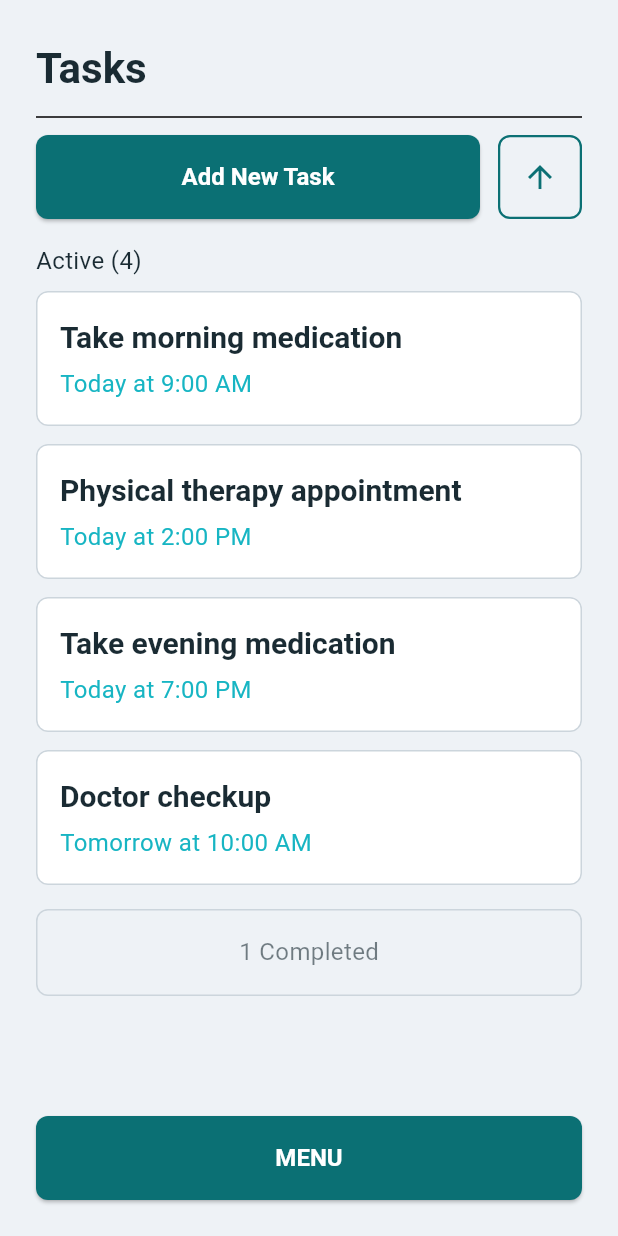
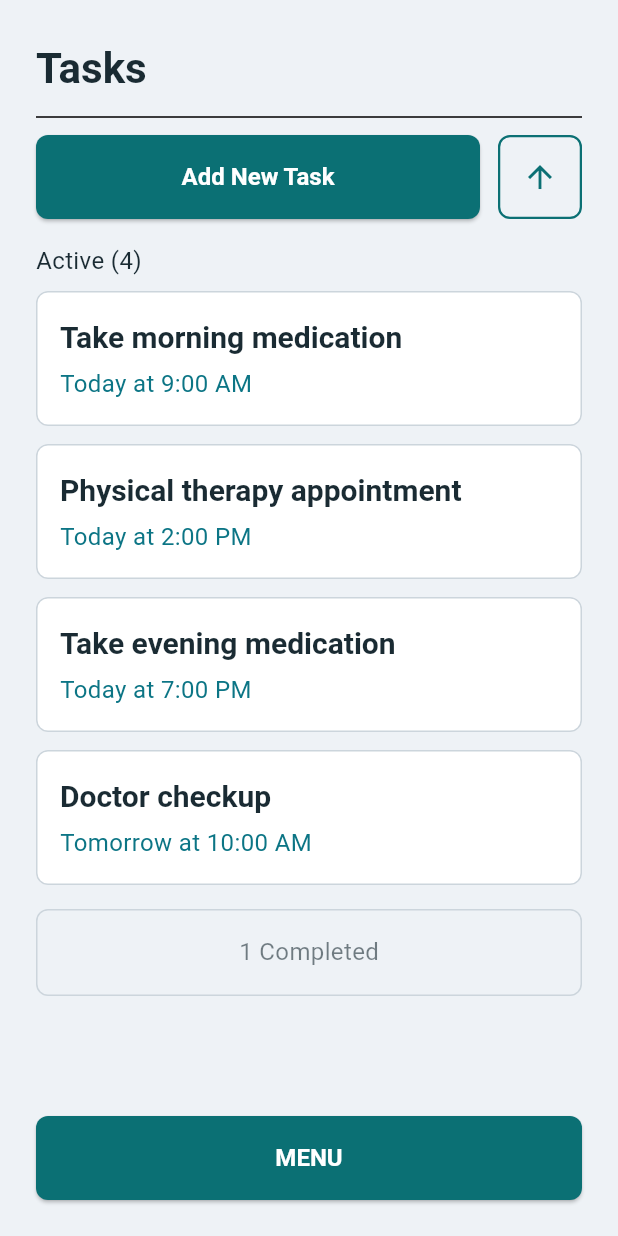
Before and after one commit to SWEN661-Summer2026-Group5/CareConnectApp, a Flutter app: the TaskListScreen screen opened directly, on a phone screen of 412 x 824 dp. Run offline on Flutter 3.47's test engine with Material 3 defaults, Android fonts, the phone set to English and light mode, and no system bars.

Commit message:
fix: add accessibility semantics to sort button and completed-toggle, fix secondary color contrast (WCAG AA)

```diff
--- a/care_connect_app/lib/main.dart
+++ b/care_connect_app/lib/main.dart
@@ -204,7 +204,7 @@ class AppStateScope extends InheritedNotifier<AppState> {
 // ─── Theme ────────────────────────────────────────────────────────────────────
 
 const _primaryTeal = Color(0xFF0B7074);
-const _accentCyan = Color(0xFF17B5C3);
+const _accentCyan = Color(0xFF0C7585);
 const _bgLight = Color(0xFFEEF2F6);
 
 ThemeData buildTheme(ContrastOption contrast) {
@@ -323,7 +323,7 @@ class _CareConnectAppState extends State<CareConnectApp> {
         home: const LoginScreen(),
         builder: (ctx, child) => ListenableBuilder(
           listenable: _appState,
-          builder: (_, __) => Theme(
+          builder: (_, _) => Theme(
             data: buildTheme(_appState.contrastOption),
             child: MediaQuery(
               data: MediaQuery.of(ctx).copyWith(
--- a/care_connect_app/lib/screens/contacts.dart
+++ b/care_connect_app/lib/screens/contacts.dart
@@ -44,7 +44,7 @@ class ContactListScreen extends StatelessWidget {
               Expanded(
                 child: ListView.separated(
                   itemCount: contacts.length,
-                  separatorBuilder: (_, __) => const SizedBox(height: 12),
+                  separatorBuilder: (_, _) => const SizedBox(height: 12),
                   itemBuilder: (_, i) {
                     final c = contacts[i];
                     return Card(
--- a/care_connect_app/lib/screens/tasks.dart
+++ b/care_connect_app/lib/screens/tasks.dart
@@ -165,8 +165,13 @@ class _CompletedToggle extends StatelessWidget {
   @override
   Widget build(BuildContext context) {
     final theme = Theme.of(context);
-    return GestureDetector(
+    return Semantics(
+      button: true,
+      label: '$count completed tasks',
+      expanded: expanded,
+      child: InkWell(
         onTap: onTap,
+        borderRadius: BorderRadius.circular(8),
         child: Container(
           padding: const EdgeInsets.symmetric(vertical: 16),
           decoration: BoxDecoration(
@@ -182,6 +187,7 @@ class _CompletedToggle extends StatelessWidget {
             ),
           ),
         ),
+      ),
     );
   }
 }
@@ -193,7 +199,12 @@ class _SortButton extends StatelessWidget {
 
   @override
   Widget build(BuildContext context) {
-    return SizedBox(
+    return Semantics(
+      label: ascending
+          ? 'Sort tasks ascending by due date'
+          : 'Sort tasks descending by due date',
+      button: true,
+      child: SizedBox(
         width: 56,
         height: 56,
         child: OutlinedButton(
@@ -201,11 +212,13 @@ class _SortButton extends StatelessWidget {
           style: OutlinedButton.styleFrom(
             padding: EdgeInsets.zero,
             minimumSize: const Size(56, 56),
-          shape: RoundedRectangleBorder(borderRadius: BorderRadius.circular(8)),
+            shape:
+                RoundedRectangleBorder(borderRadius: BorderRadius.circular(8)),
           ),
           child: Icon(
             ascending ? Icons.arrow_upward : Icons.arrow_downward,
             size: 24,
+          ),
         ),
       ),
     );
```
Lines whose indentation alone changed are shown as unchanged.
